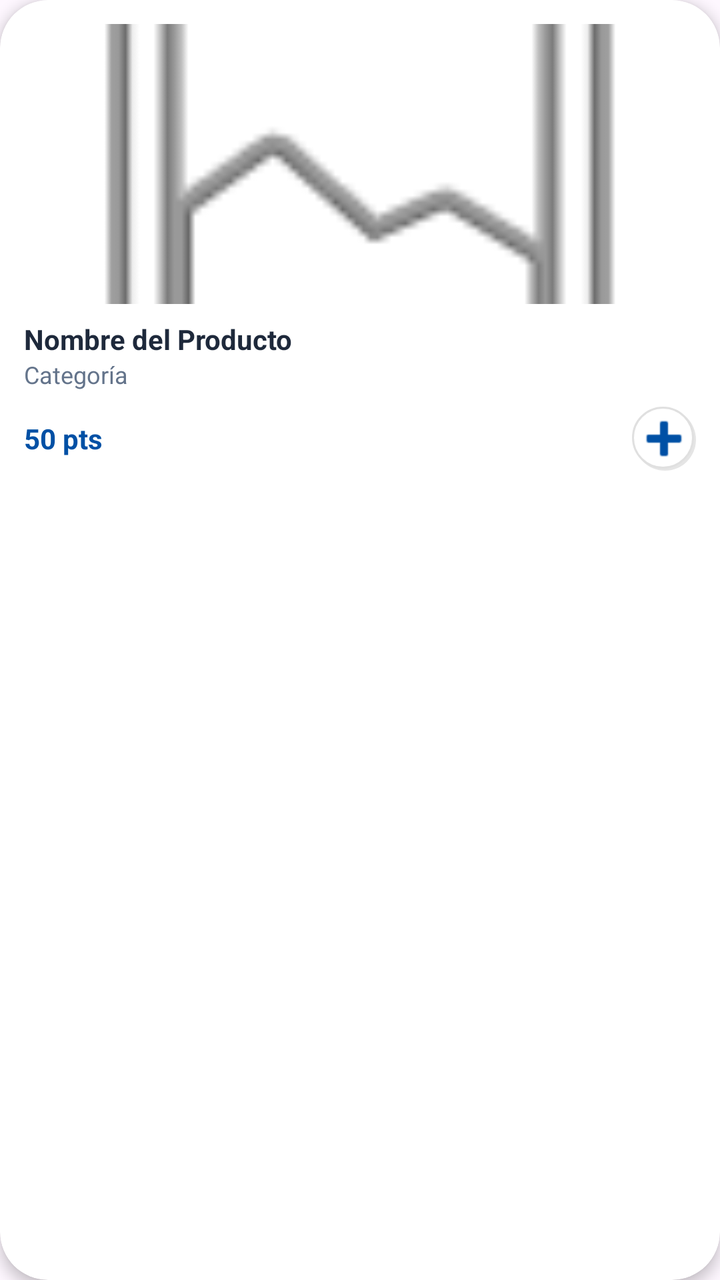
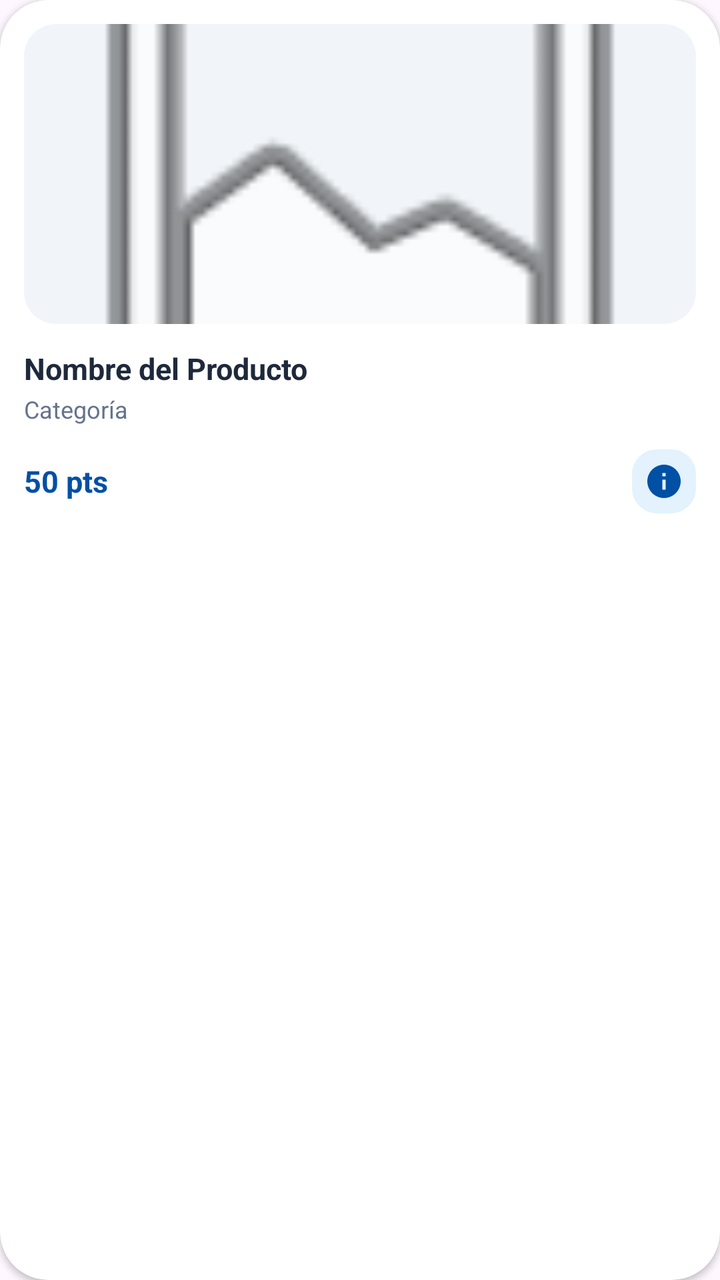

Two renders of the same Android screen: before a commit and after it. Below are the layout's source before the change and the commit's diff.
<!-- AndroidManifest.xml: application theme Theme.Material3.Light.NoActionBar -->
<!-- res/layout/item_product.xml -->
<?xml version="1.0" encoding="utf-8"?>
<androidx.cardview.widget.CardView xmlns:android="http://schemas.android.com/apk/res/android"
    xmlns:app="http://schemas.android.com/apk/res-auto"
    android:layout_width="match_parent"
    android:layout_height="wrap_content"
    android:layout_margin="8dp"
    app:cardBackgroundColor="@color/white"
    app:cardCornerRadius="24dp"
    app:cardElevation="4dp">

    <LinearLayout
        android:layout_width="match_parent"
        android:layout_height="wrap_content"
        android:orientation="vertical"
        android:padding="12dp">

        <ImageView
            android:id="@+id/ivProductImage"
            android:layout_width="match_parent"
            android:layout_height="140dp"
            android:scaleType="centerCrop"
            android:src="@android:drawable/ic_menu_gallery"
            android:contentDescription="@string/app_name"/>

        <TextView
            android:id="@+id/tvProductName"
            android:layout_width="match_parent"
            android:layout_height="wrap_content"
            android:layout_marginTop="8dp"
            android:text="Nombre del Producto"
            android:textColor="@color/slate_800"
            android:textSize="14sp"
            android:textStyle="bold"
            android:maxLines="2"
            android:ellipsize="end"/>

        <TextView
            android:id="@+id/tvProductCategory"
            android:layout_width="match_parent"
            android:layout_height="wrap_content"
            android:text="Categoría"
            android:textColor="@color/slate_500"
            android:textSize="12sp" />

        <LinearLayout
            android:layout_width="match_parent"
            android:layout_height="wrap_content"
            android:layout_marginTop="8dp"
            android:gravity="center_vertical"
            android:orientation="horizontal">

            <TextView
                android:id="@+id/tvProductPoints"
                android:layout_width="0dp"
                android:layout_height="wrap_content"
                android:layout_weight="1"
                android:text="50 pts"
                android:textColor="@color/brand_blue"
                android:textSize="14sp"
                android:textStyle="bold" />

            <ImageButton
                android:id="@+id/btnAdd"
                android:layout_width="32dp"
                android:layout_height="32dp"
                android:background="@drawable/custon_edit"
                android:src="@android:drawable/ic_input_add"
                app:tint="@color/brand_blue"
                android:contentDescription="@string/menu_deliver"/>
        </LinearLayout>
    </LinearLayout>
</androidx.cardview.widget.CardView>
<!-- resources referenced by this layout -->
<resources>
  <color name="brand_blue">#0050A5</color>
  <color name="slate_500">#64748B</color>
  <color name="slate_800">#1E293B</color>
  <color name="white">#FFFFFFFF</color>
  <!-- drawable custon_edit: vector/xml drawable (drawable, 2274 chars, omitted) -->
  <string name="app_name">UNIFORME CIRCULAR</string>
  <string name="menu_deliver">Entregar</string>
</resources>

<!-- the commit's change to res/layout/item_product.xml (unified diff, before → after) -->
@@ -6,7 +6,7 @@
     android:layout_margin="8dp"
     app:cardBackgroundColor="@color/white"
     app:cardCornerRadius="24dp"
-    app:cardElevation="4dp">
+    app:cardElevation="2dp">
 
     <LinearLayout
         android:layout_width="match_parent"
@@ -14,38 +14,43 @@
         android:orientation="vertical"
         android:padding="12dp">
 
-        <ImageView
+        <com.google.android.material.imageview.ShapeableImageView
             android:id="@+id/ivProductImage"
             android:layout_width="match_parent"
-            android:layout_height="140dp"
+            android:layout_height="150dp"
             android:scaleType="centerCrop"
+            android:background="@color/slate_100"
             android:src="@android:drawable/ic_menu_gallery"
+            app:shapeAppearanceOverlay="@style/RoundedImage"
             android:contentDescription="@string/app_name"/>
 
         <TextView
             android:id="@+id/tvProductName"
             android:layout_width="match_parent"
             android:layout_height="wrap_content"
-            android:layout_marginTop="8dp"
+            android:layout_marginTop="12dp"
             android:text="Nombre del Producto"
             android:textColor="@color/slate_800"
-            android:textSize="14sp"
+            android:textSize="15sp"
             android:textStyle="bold"
-            android:maxLines="2"
+            android:maxLines="1"
             android:ellipsize="end"/>
 
         <TextView
             android:id="@+id/tvProductCategory"
             android:layout_width="match_parent"
             android:layout_height="wrap_content"
+            android:layout_marginTop="2dp"
             android:text="Categoría"
             android:textColor="@color/slate_500"
-            android:textSize="12sp" />
+            android:textSize="12sp"
+            android:maxLines="1"
+            android:ellipsize="end"/>
 
         <LinearLayout
             android:layout_width="match_parent"
             android:layout_height="wrap_content"
-            android:layout_marginTop="8dp"
+            android:layout_marginTop="12dp"
             android:gravity="center_vertical"
             android:orientation="horizontal">
 
@@ -56,16 +61,19 @@
                 android:layout_weight="1"
                 android:text="50 pts"
                 android:textColor="@color/brand_blue"
-                android:textSize="14sp"
+                android:textSize="15sp"
                 android:textStyle="bold" />
 
             <ImageButton
                 android:id="@+id/btnAdd"
                 android:layout_width="32dp"
                 android:layout_height="32dp"
-                android:background="@drawable/custon_edit"
-                android:src="@android:drawable/ic_input_add"
+                android:background="@drawable/bg_points_badge"
+                android:backgroundTint="@color/brand_blue_light"
+                android:src="@drawable/ic_info_circle"
                 app:tint="@color/brand_blue"
+                android:padding="6dp"
+                android:scaleType="fitCenter"
                 android:contentDescription="@string/menu_deliver"/>
         </LinearLayout>
     </LinearLayout>
<!-- resource entries referenced after the edit -->
@@ -1,11 +1,32 @@
 <!-- resources referenced by this layout -->
 <resources>
   <color name="brand_blue">#0050A5</color>
+  <color name="brand_blue_light">#E3F2FD</color>
+  <color name="slate_100">#F1F5F9</color>
   <color name="slate_500">#64748B</color>
   <color name="slate_800">#1E293B</color>
   <color name="white">#FFFFFFFF</color>
-  <!-- drawable custon_edit: vector/xml drawable (drawable, 2274 chars, omitted) -->
+  <!-- drawable bg_points_badge (drawable) -->
+  <?xml version="1.0" encoding="utf-8"?>
+  <shape xmlns:android="http://schemas.android.com/apk/res/android">
+      <solid android:color="@color/brand_blue_light" />
+      <corners android:radius="12dp" />
+      <stroke android:width="1dp" android:color="@color/brand_blue" />
+  </shape>
+  <!-- drawable ic_info_circle (drawable) -->
+  <vector xmlns:android="http://schemas.android.com/apk/res/android"
+      android:width="24dp"
+      android:height="24dp"
+      android:viewportWidth="24"
+      android:viewportHeight="24">
+      <path
+          android:fillColor="#2563EB"
+          android:pathData="M12,2C6.48,2 2,6.48 2,12s4.48,10 10,10s10,-4.48 10,-10S17.52,2 12,2zM13,17h-2v-6h2V17zM13,9h-2V7h2V9z"/>
+  </vector>
   <string name="app_name">UNIFORME CIRCULAR</string>
   <string name="menu_deliver">Entregar</string>
+  <style name="RoundedImage">
+          <item name="cornerSize">16dp</item>
+      </style>
 </resources>
 
